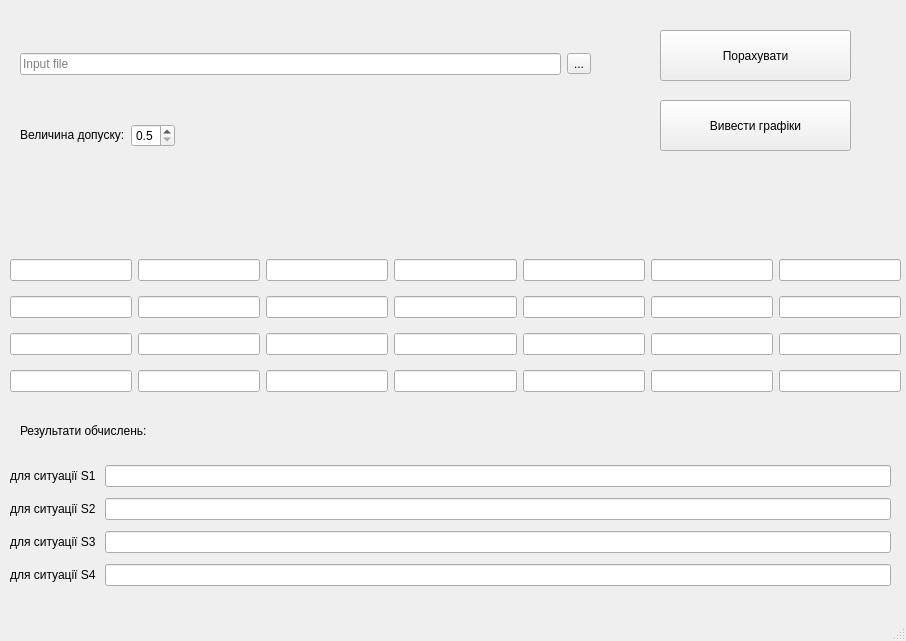
Above: data/main.ui from robin88322/sania5 before the change. Below: the same form after it.
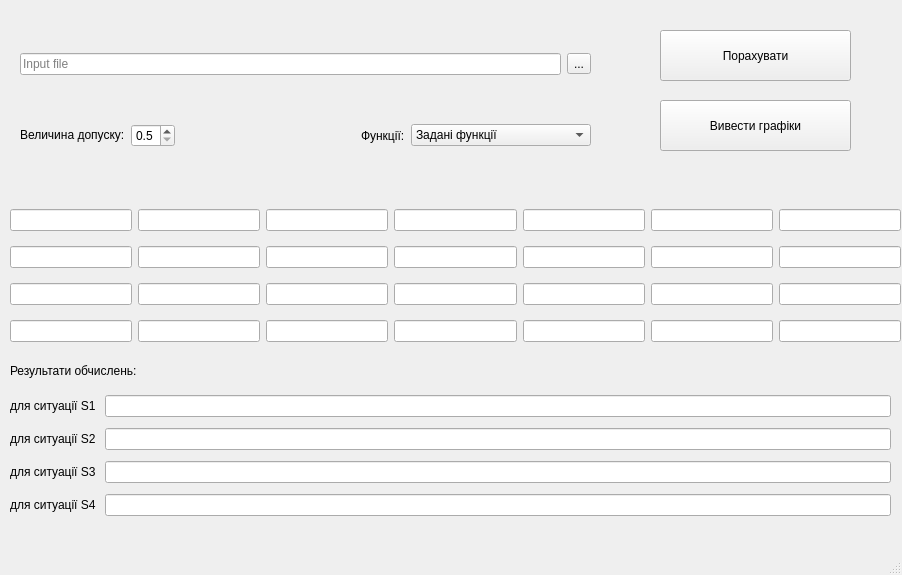
That is the form after the change.

The edit to the form file:
```diff
--- a/data/main.ui
+++ b/data/main.ui
@@ -6,8 +6,8 @@
    <rect>
     <x>0</x>
     <y>0</y>
-    <width>906</width>
-    <height>641</height>
+    <width>902</width>
+    <height>575</height>
    </rect>
   </property>
   <property name="windowTitle">
@@ -18,7 +18,7 @@
     <property name="geometry">
      <rect>
       <x>10</x>
-      <y>250</y>
+      <y>200</y>
       <width>891</width>
       <height>152</height>
      </rect>
@@ -297,6 +297,33 @@
          </property>
         </spacer>
        </item>
+       <item>
+        <widget class="QLabel" name="label_7">
+         <property name="text">
+          <string>Функції:</string>
+         </property>
+        </widget>
+       </item>
+       <item>
+        <widget class="QComboBox" name="comboBox">
+         <property name="sizePolicy">
+          <sizepolicy hsizetype="Expanding" vsizetype="Fixed">
+           <horstretch>0</horstretch>
+           <verstretch>0</verstretch>
+          </sizepolicy>
+         </property>
+         <item>
+          <property name="text">
+           <string>Задані функції</string>
+          </property>
+         </item>
+         <item>
+          <property name="text">
+           <string>Наш варіант</string>
+          </property>
+         </item>
+        </widget>
+       </item>
       </layout>
      </item>
     </layout>
@@ -330,8 +357,8 @@
    <widget class="QLabel" name="label_2">
     <property name="geometry">
      <rect>
-      <x>20</x>
-      <y>420</y>
+      <x>10</x>
+      <y>360</y>
       <width>181</width>
       <height>21</height>
      </rect>
@@ -344,7 +371,7 @@
     <property name="geometry">
      <rect>
       <x>10</x>
-      <y>460</y>
+      <y>390</y>
       <width>881</width>
       <height>131</height>
      </rect>
```
Left out of the diff: 2 changed lines with no effect on the pictures.
